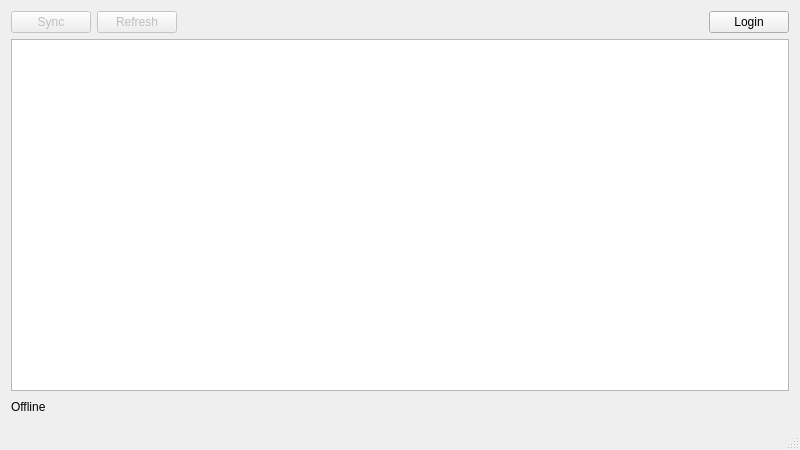
Old version of the form src/mainwindow.ui in the repository LeoSko/VKMusicSync.
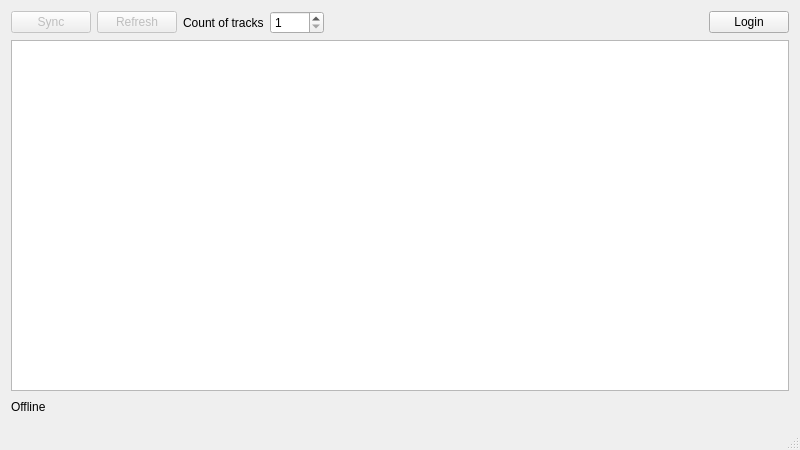
New version of the form.

Commit message:
#4: Added ability to choose the amount of tracks to be synced
- standard spinbox easily makes this work

What changed in the file:
```diff
--- a/src/mainwindow.ui
+++ b/src/mainwindow.ui
@@ -37,6 +37,26 @@
         </property>
        </widget>
       </item>
+      <item>
+       <widget class="QLabel" name="countOfTrackslbl">
+        <property name="text">
+         <string>Count of tracks</string>
+        </property>
+       </widget>
+      </item>
+      <item>
+       <widget class="QSpinBox" name="countOfTracksSpinBox">
+        <property name="toolTip">
+         <string>&lt;html&gt;&lt;head/&gt;&lt;body&gt;&lt;p&gt;The amount of tracks to be synced can be from 1 to 6000. If you set too large number, all possible tracks will be synced.&lt;/p&gt;&lt;/body&gt;&lt;/html&gt;</string>
+        </property>
+        <property name="minimum">
+         <number>1</number>
+        </property>
+        <property name="maximum">
+         <number>6000</number>
+        </property>
+       </widget>
+      </item>
       <item>
        <spacer name="horizontalSpacer">
         <property name="orientation">
```
The commit also changes 1 other file.
